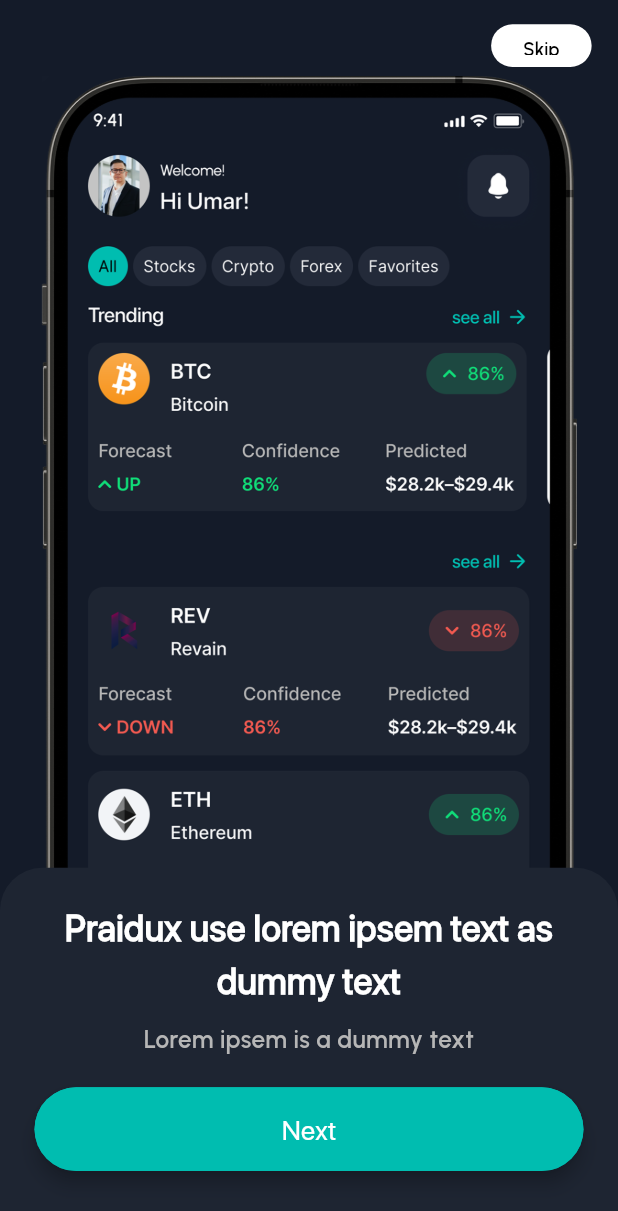
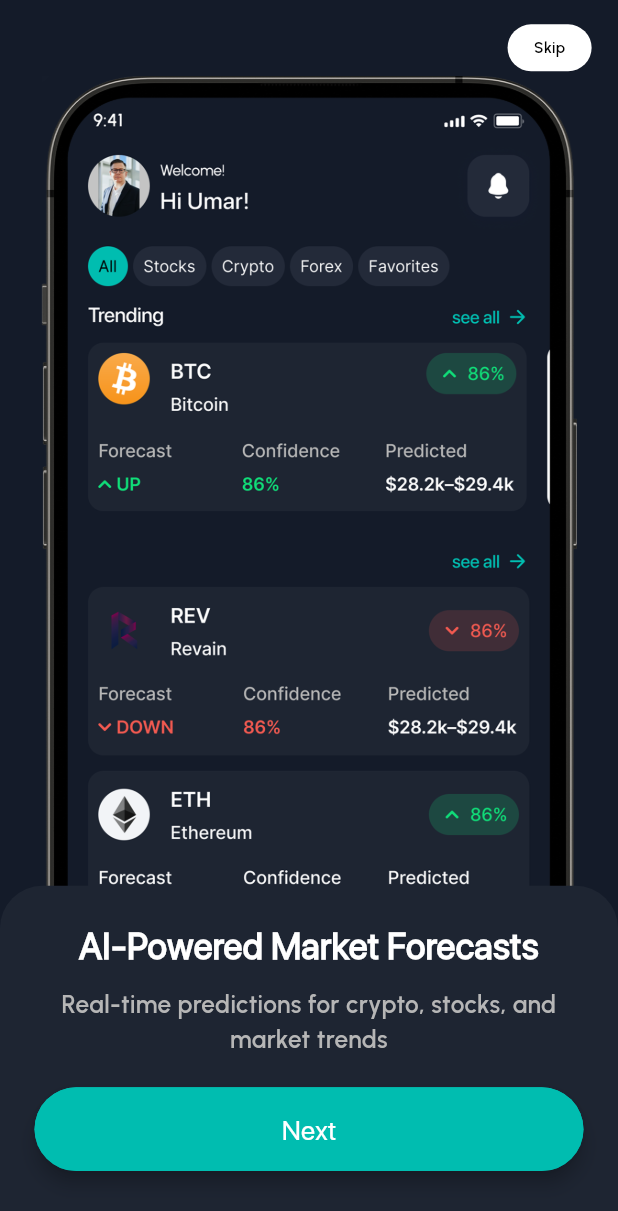
Before and after one commit to muneeb117/forecastIq, a Flutter app: the screen it shows after launch, on a phone screen of 412 x 824 dp. Shown: the top 1211 px of the screen. Run offline on Flutter 3.47's test engine with Material 3 defaults, Android fonts, the phone set to English and light mode, and no system bars; our stand-ins replace flutter_local_notifications, flutter_screenutil, flutter_svg, get, google_fonts, google_sign_in and 8 more; missing offline and left inert: flutter_icon_snackbar, gal, workmanager; accounts and stored records are empty; network calls fail.

Commit message:
Update: lib/view/onboarding/onboarding_screen.dart

```diff
--- a/lib/view/onboarding/onboarding_screen.dart
+++ b/lib/view/onboarding/onboarding_screen.dart
@@ -23,14 +23,14 @@ class _OnBoardingState extends State<OnBoardingScreen> {
   final List<OnboardingModel> _onboardingData = [
     OnboardingModel(
       image: AppImages.onboarding1,
-      title: "Praidux use lorem ipsem text as dummy text",
-      description: "Lorem ipsem is a dummy text",
+      title: "AI-Powered Market Forecasts",
+      description: "Real-time predictions for crypto, stocks, and market trends",
       showOverlay: false,
     ),
     OnboardingModel(
       image: AppImages.onboarding2,
-      title: "Praidux use lorem ipsem text as dummy text",
-      description: "Lorem ipsem is a dummy text",
+      title: "Track Accuracy & Make Better Decisions",
+      description: "Analyze trends, track accuracy, invest smarter",
       showOverlay: true,
     ),
   ];
@@ -45,39 +45,14 @@ class _OnBoardingState extends State<OnBoardingScreen> {
         value: SystemUiOverlayStyle(
           systemNavigationBarDividerColor: Colors.transparent,
           systemNavigationBarColor: AppColors.ksecondary,
-          statusBarColor: AppColors.ksecondary,
-          statusBarBrightness: Brightness.light,
-          statusBarIconBrightness: Brightness.light,
+          statusBarColor: Colors.transparent, // Transparent status bar
+          statusBarBrightness: Brightness.dark, // iOS: white icons
+          statusBarIconBrightness: Brightness.light, // Android: white icons
           systemNavigationBarIconBrightness: Brightness.light,
         ),
         child: SafeArea(
         child: Stack(
           children: [
-            // Skip button at top
-
-            Positioned(
-              top: 16.h,
-              right: 16.w,
-              child: Container(
-                width: 61.w,
-                height: 28.h,
-                child: TextButton(
-                  onPressed: () => _skipOnboarding(),
-                  style: TextButton.styleFrom(
-                    backgroundColor: AppColors.kwhite,
-                    alignment: Alignment.center,
-                    shape: RoundedRectangleBorder(
-                      borderRadius: BorderRadius.circular(20.r),
-                    ),
-                  ),
-                  child: Text(
-                    "Skip",
-                    style: AppTextStyles.ksblack12600,
-                  ),
-                ),
-              ),
-            ),
-
             // Main PageView content (full screen)
             PageView.builder(
               physics: NeverScrollableScrollPhysics(),
@@ -149,6 +124,34 @@ class _OnBoardingState extends State<OnBoardingScreen> {
                     ),
                     SizedBox(height: 20.h),
                   ],
+                ),
+              ),
+            ),
+
+            // Skip button - positioned LAST so it appears on top
+            Positioned(
+              top: 16.h,
+              right: 16.w,
+              child: GestureDetector(
+                onTap: () {
+                  print('Skip tapped');
+                  _skipOnboarding();
+                },
+                child: Container(
+                  padding: EdgeInsets.symmetric(
+                    horizontal: 16.w,
+                    vertical: 8.h,
+                  ),
+                  decoration: BoxDecoration(
+                    color: AppColors.kwhite,
+                    borderRadius: BorderRadius.circular(20.r),
+                  ),
+                  child: Text(
+                    "Skip",
+                    style: AppTextStyles.ksblack12600.copyWith(
+                      fontSize: 10.sp,
+                    ),
+                  ),
                 ),
               ),
             ),
```
